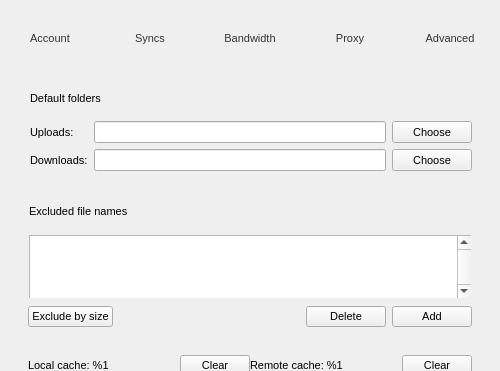
Above: Source/MEGASync/gui/win/SettingsDialog.ui from meganz/MEGAsync before the change; both pictures show x 0 to 500 and y 0 to 371 of the 500 by 533 pixel window. Below: the same form after it.
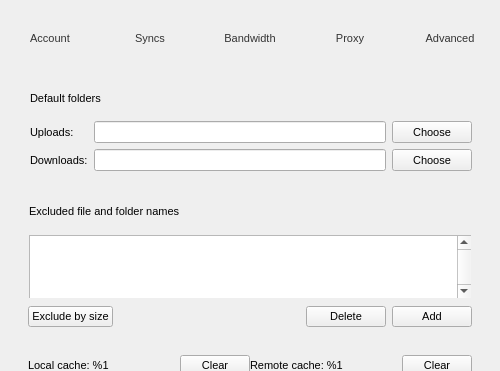
That is the form after the change. Icons and pictures are not drawn.

Commit message: Fixed a string in the settings dialog (hs) Updated translation file

Diff of the .ui file:
```diff
--- a/Source/MEGASync/gui/win/SettingsDialog.ui
+++ b/Source/MEGASync/gui/win/SettingsDialog.ui
@@ -2600,7 +2600,7 @@
              <string notr="true"/>
             </property>
             <property name="text">
-             <string>Excluded file names</string>
+             <string>Excluded file and folder names</string>
             </property>
             <property name="indent">
              <number>1</number>
```
The commit also changes 3 other files.
